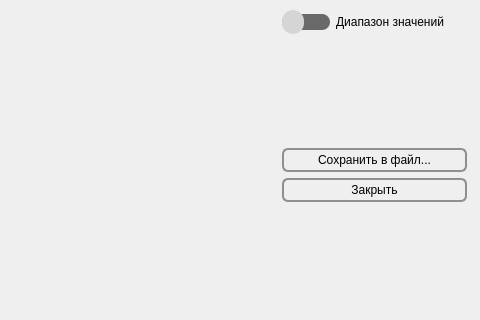
This is filterfft.ui in Kortesss/NO3 as Qt 5 draws it before an edit; both pictures show x 333 to 813 and y 166 to 486 of the 813 by 764 pixel window. The edited form follows.
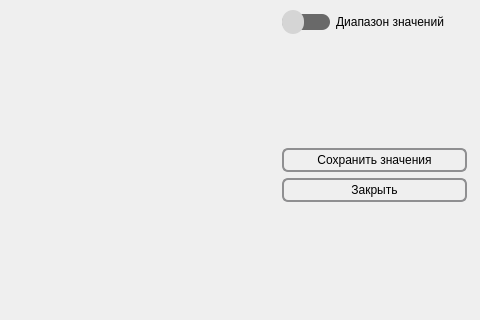
This is the edited form. Icons and pictures are not drawn. Custom widgets are drawn as their Qt base class.

Diff of the .ui file:
```diff
--- a/filterfft.ui
+++ b/filterfft.ui
@@ -282,7 +282,7 @@
           <property name="minimumSize">
            <size>
             <width>185</width>
-            <height>26</height>
+            <height>25</height>
            </size>
           </property>
           <property name="maximumSize">
@@ -305,7 +305,7 @@
  }</string>
           </property>
           <property name="text">
-           <string>Сохранить в файл...</string>
+           <string>Сохранить значения</string>
           </property>
           <property name="icon">
            <iconset resource="source.qrc">
```
Left out of the diff: 2 changed lines with no effect on the pictures.
